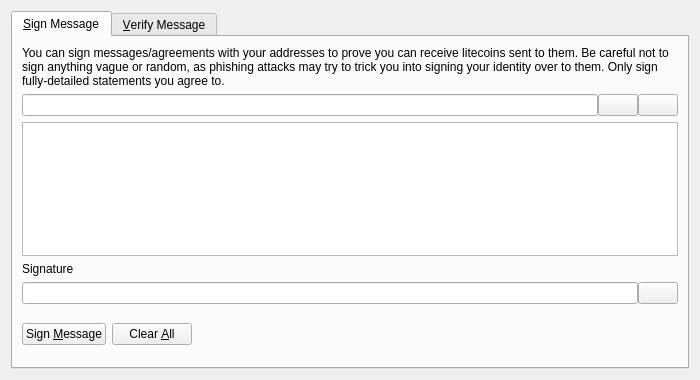
Above: src/qt/forms/signverifymessagedialog.ui from spore-engineering/spore-core before the change. Below: the same form after it.
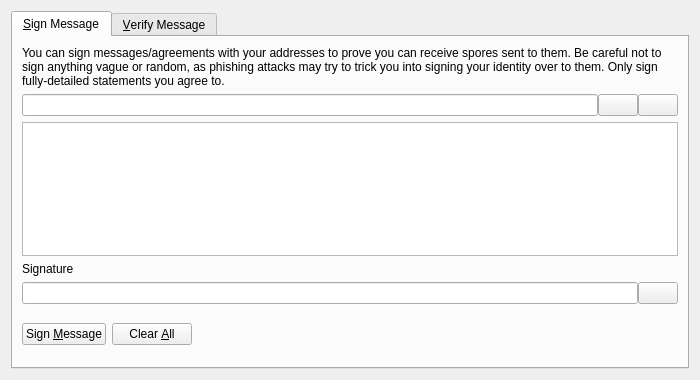
That is the form after the change. Icons and pictures are not drawn. Custom widgets are drawn as their Qt base class.

Diff of the .ui file:
```diff
--- a/src/qt/forms/signverifymessagedialog.ui
+++ b/src/qt/forms/signverifymessagedialog.ui
@@ -30,7 +30,7 @@
        <item>
         <widget class="QLabel" name="infoLabel_SM">
          <property name="text">
-          <string>You can sign messages/agreements with your addresses to prove you can receive litecoins sent to them. Be careful not to sign anything vague or random, as phishing attacks may try to trick you into signing your identity over to them. Only sign fully-detailed statements you agree to.</string>
+          <string>You can sign messages/agreements with your addresses to prove you can receive spores sent to them. Be careful not to sign anything vague or random, as phishing attacks may try to trick you into signing your identity over to them. Only sign fully-detailed statements you agree to.</string>
          </property>
          <property name="textFormat">
           <enum>Qt::PlainText</enum>
```
Left out of the diff: 8 changed lines with no effect on the pictures.
